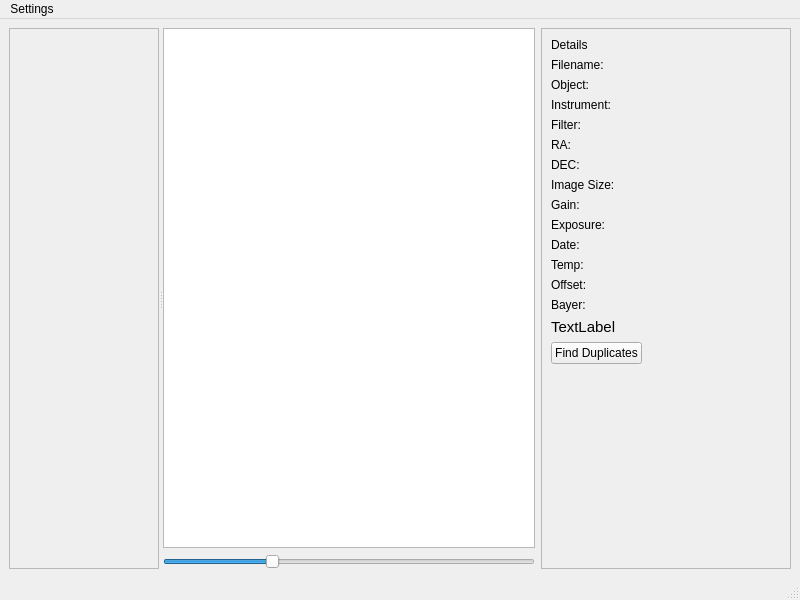
AstrocatApp/AstrocatApp, file src/mainwindow.ui: the form before one commit.
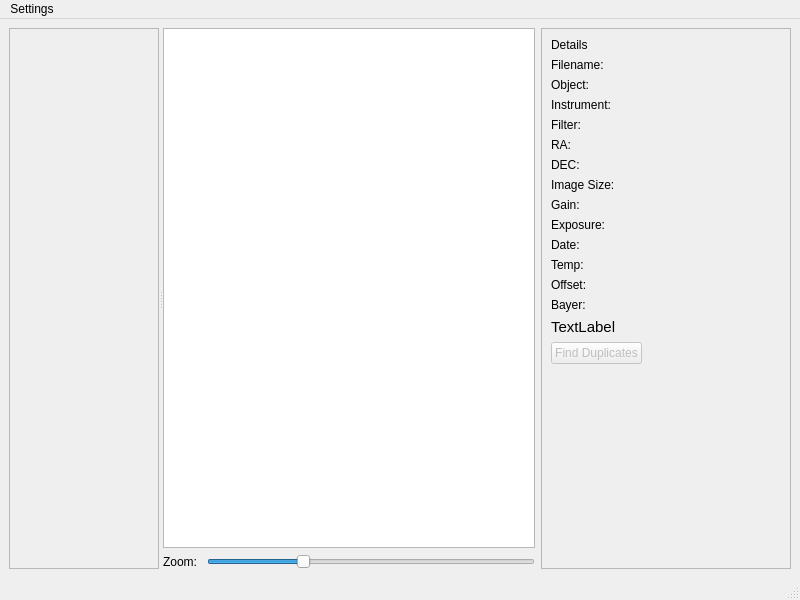
The form after the commit.

What changed in the file:
```diff
--- a/src/mainwindow.ui
+++ b/src/mainwindow.ui
@@ -73,6 +73,15 @@
            </widget>
           </item>
           <item>
+           <layout class="QHBoxLayout" name="horizontalLayout_3">
+            <item>
+             <widget class="QLabel" name="label_5">
+              <property name="text">
+               <string>Zoom: </string>
+              </property>
+             </widget>
+            </item>
+            <item>
            <widget class="QSlider" name="imageSizeSlider">
             <property name="minimum">
              <number>30</number>
@@ -89,6 +98,8 @@
            </widget>
           </item>
          </layout>
+          </item>
+         </layout>
         </widget>
        </widget>
       </item>
@@ -322,6 +333,12 @@
          </item>
          <item row="15" column="0">
           <widget class="QPushButton" name="duplicatesButton">
+           <property name="enabled">
+            <bool>false</bool>
+           </property>
+           <property name="toolTip">
+            <string>Feature Coming Soon</string>
+           </property>
            <property name="text">
             <string>Find Duplicates</string>
            </property>
```
Left out of the diff: 6 changed lines with no effect on the pictures. Lines whose indentation alone changed are shown as unchanged.
